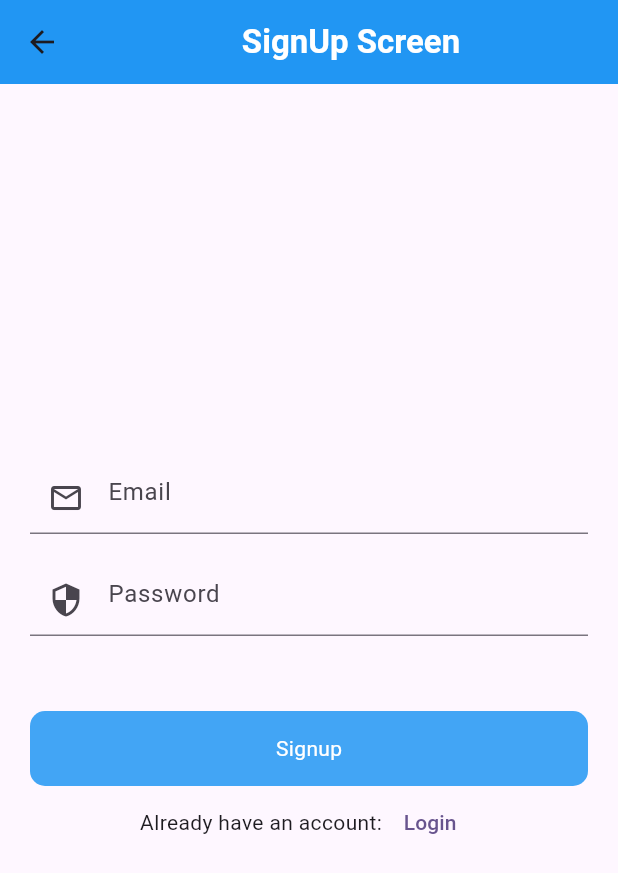
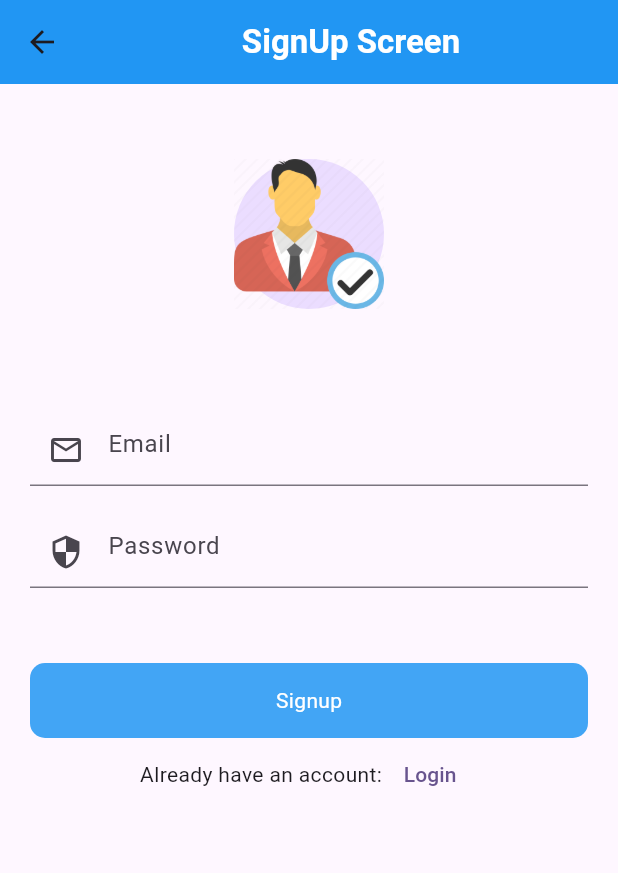
Before and after one commit to BijayaGiri/Note_flutter, a Flutter app: the screen it shows after launch, after a tap on "Login", after a tap on "Signup", on a phone screen of 412 x 824 dp. Shown: the top 873 px of the screen. Run offline on Flutter 3.47's test engine with Material 3 defaults, Android fonts, the phone set to English and light mode, and no system bars; our stand-ins replace firebase_auth, firebase_core, firebase_database, fluttertoast; accounts and stored records are empty.

Commit message:
Notes App

```diff
--- a/lib/ID/uid.dart
+++ b/lib/ID/uid.dart
@@ -10,4 +10,6 @@ class UId{
 class reference{
 
   final Ref=FirebaseDatabase.instance.ref(_auth.currentUser!.uid);
+  final usernameRef=FirebaseDatabase.instance.ref(_auth.currentUser!.uid+"username");
+
 }
--- a/lib/UI/LoginScreen.dart
+++ b/lib/UI/LoginScreen.dart
@@ -59,9 +59,20 @@ class _LoginScreenState extends State<LoginScreen> {
       body: Padding(
         padding: const EdgeInsets.symmetric(horizontal:20),
         child: Column(
-          mainAxisAlignment: MainAxisAlignment.center,
+          //mainAxisAlignment: MainAxisAlignment.center,
          crossAxisAlignment: CrossAxisAlignment.center,
          children: [
+           SizedBox(
+             height: 50,
+           ),
+           CircleAvatar(
+             maxRadius: 50,
+             child: Image.asset("assets/images/img.png"),
+           ),
+            SizedBox(
+              height: 70,
+            ),
+
             Form(
                 key: _formkey,
                 child: Column(children: [
--- a/lib/UI/SignUpScreen.dart
+++ b/lib/UI/SignUpScreen.dart
@@ -1,5 +1,6 @@
 import 'package:firebase_auth/firebase_auth.dart';
 import 'package:firebasetrial/Button/RoundButton.dart';
+import 'package:firebasetrial/UI/Add_User_Name.dart';
 import 'package:firebasetrial/UI/LoginScreen.dart';
 import 'package:firebasetrial/UI/PostScreen.dart';
 import 'package:flutter/cupertino.dart';
@@ -27,7 +28,7 @@ class _SignUpScreenState extends State<SignUpScreen> {
     PasswordController.dispose();
   }
 
-  void signup(){
+  void  signup(){
     setState(() {
       loading=true;
     });
@@ -36,7 +37,7 @@ class _SignUpScreenState extends State<SignUpScreen> {
         loading=false;
       });
       Utils().toastMessage("Account Creation Successful");
-      Navigator.push(context, MaterialPageRoute(builder: (context)=>LoginScreen()));
+      Navigator.push(context, MaterialPageRoute(builder: (context)=>AddUserName()));
     }).onError((error, stackTrace) {
       setState(() {
         loading=false;
@@ -59,9 +60,19 @@ class _SignUpScreenState extends State<SignUpScreen> {
       body: Padding(
         padding: const EdgeInsets.symmetric(horizontal:20),
         child: Column(
-          mainAxisAlignment: MainAxisAlignment.center,
+         // mainAxisAlignment: MainAxisAlignment.center,
           crossAxisAlignment: CrossAxisAlignment.center,
           children: [
+            SizedBox(
+              height: 50,
+            ),
+            CircleAvatar(
+              maxRadius: 50,
+              child: Image.asset("assets/images/sign_up.png"),
+            ),
+            SizedBox(
+              height: 70,
+            ),
             Form(
                 key: _formkey,
                 child: Column(children: [
--- a/pubspec.yaml
+++ b/pubspec.yaml
@@ -39,6 +39,7 @@ dependencies:
   firebase_core:
   firebase_auth: ^4.19.0
   fluttertoast: ^8.2.4  #to handle the exceptions to show at the frontend
+  flutter_zoom_drawer: ^3.2.0
 
 dev_dependencies:
   flutter_test:
@@ -63,8 +64,8 @@ flutter:
   uses-material-design: true
 
   # To add assets to your application, add an assets section, like this:
-  # assets:
-  #   - images/a_dot_burr.jpeg
+  assets:
+     - assets/images/
   #   - images/a_dot_ham.jpeg
 
   # An image asset can refer to one or more resolution-specific "variants", see
```
Also changed, not shown: lib/UI/Add_User_Name.dart (added, +92 -0 lines), lib/UI/PostScreen.dart (+71 -17 lines), assets/images/img.png (added), assets/images/sign_up.png (added), pubspec.lock.
